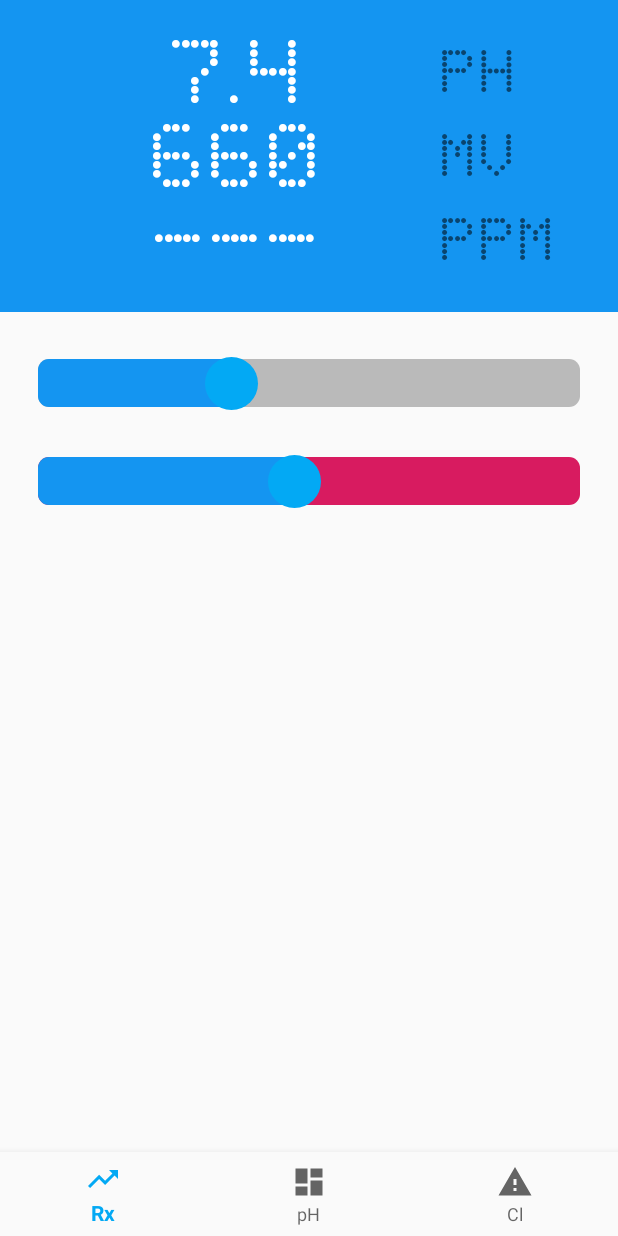
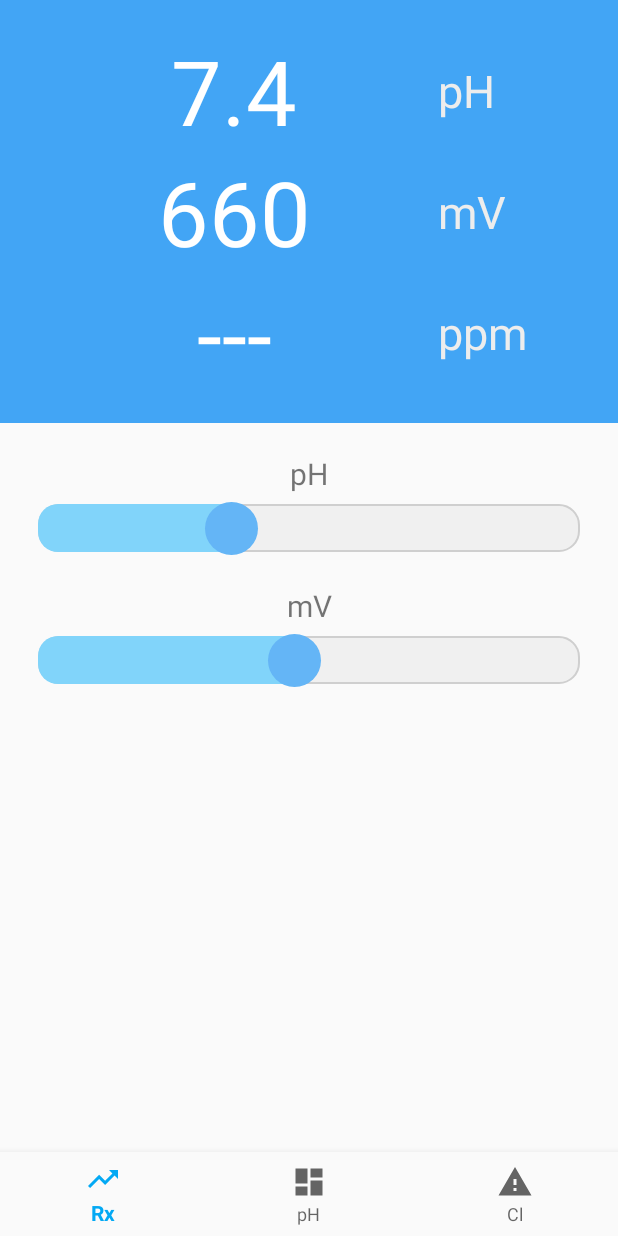
Before and after one commit to tserhii-gh/poolcalc, an Android app: the screen it shows after launch (MainActivity), on a phone screen of 412 x 824 dp. Run offline under Robolectric (Android 15) with nearby library versions, the phone set to English and light mode, and no system bars; our stand-ins replace navigation-ui; 3 statements that could not run were skipped.

Commit message:
code reformat

```diff
--- a/app/src/main/res/drawable/progress_drawable.xml
+++ b/app/src/main/res/drawable/progress_drawable.xml
@@ -1,21 +1,36 @@
 <?xml version="1.0" encoding="utf-8"?>
 <layer-list xmlns:android="http://schemas.android.com/apk/res/android">
     <item android:id="@android:id/background">
-        <shape>
-            <solid
-                android:color="#bababa"/>
-            <size
-                android:height="13dp"
-                android:width="13dp" />
-            <corners android:radius="7dp" />
+        <shape android:shape="rectangle">
+            <stroke android:width="1dp"
+                android:color="#CFCFCF"/>
+            <corners android:radius="13dp"/>
+            <solid android:color="#F0F0F0"/>
         </shape>
+
+<!--        <shape>-->
+<!--            <solid-->
+<!--                android:color="#bababa"/>-->
+<!--            <size-->
+<!--                android:height="13dp"-->
+<!--                android:width="13dp" />-->
+<!--            <corners android:radius="13dp" />-->
+<!--        </shape>-->
+<!--        <shape>-->
+<!--            <solid-->
+<!--                android:color="#EBE7E7"/>-->
+<!--            <size-->
+<!--                android:height="10dp"-->
+<!--                android:width="10dp" />-->
+<!--            <corners android:radius="10dp" />-->
+<!--        </shape>-->
     </item>
     <item android:id="@android:id/progress">
         <clip>
             <shape>
                 <solid
-                    android:color="@color/colorPrimaryDark"/>
-                <corners android:radius="7dp" />
+                    android:color="#81D4FA"/>
+                <corners android:radius="13dp" />
             </shape>
         </clip>
     </item>
--- a/app/src/main/res/drawable/rx_gradient.xml
+++ /dev/null
@@ -1,12 +0,0 @@
-<?xml version="1.0" encoding="utf-8"?>
-<selector xmlns:android="http://schemas.android.com/apk/res/android">
-<item>
-    <shape>
-        <gradient
-            android:angle="90"
-            android:startColor="#00FFFFFF"
-            android:endColor="@color/colorPrimaryDark"
-            android:type="linear"/>
-    </shape>
-</item>
-</selector>
--- a/app/src/main/res/drawable/seekbar_thumb.xml
+++ b/app/src/main/res/drawable/seekbar_thumb.xml
@@ -1,11 +1,12 @@
 <?xml version="1.0" encoding="utf-8"?>
 <shape xmlns:android="http://schemas.android.com/apk/res/android"
-    android:shape="oval" >
-
-    <gradient
-        android:angle="270"
-        android:endColor="@color/colorPrimary"
-        android:startColor="@color/colorPrimary" />
+    android:shape="oval"
+    >
+    <solid android:color="@color/colorThumb"/>
+<!--    <gradient-->
+<!--        android:angle="270"-->
+<!--        android:endColor="@color/colorPrimary"-->
+<!--        android:startColor="@color/colorPrimary" />-->
 
     <size
         android:height="35dp"
--- a/app/src/main/res/font/lds_ff.xml
+++ /dev/null
@@ -1,8 +0,0 @@
-<?xml version="1.0" encoding="utf-8"?>
-<font-family xmlns:android="http://schemas.android.com/apk/res/android">
-    <font
-        android:fontStyle="normal"
-        android:fontWeight="400"
-        android:font="@font/lds"
-        />
-</font-family>
--- a/app/src/main/res/layout/fragment_redox.xml
+++ b/app/src/main/res/layout/fragment_redox.xml
@@ -9,7 +9,7 @@
     <LinearLayout
         android:layout_width="match_parent"
         android:layout_height="wrap_content"
-        android:background="@color/colorPrimaryDark"
+        android:background="@color/colorLED"
         android:orientation="horizontal"
         android:padding="20dp">
 
@@ -36,20 +36,19 @@
                     android:layout_width="0dp"
                     android:layout_height="wrap_content"
                     android:layout_weight="1"
-                    android:fontFamily="@font/led_matrix"
                     android:text="@string/not_av"
                     android:textAlignment="center"
-                    android:textColor="@android:color/white"
-                    android:textSize="60sp" />
+                    android:textColor="@color/colorPh"
+                    android:textSize="60sp"/>
 
                 <TextView
                     android:id="@+id/suff_ph"
                     android:layout_width="100dp"
                     android:layout_height="match_parent"
-                    android:fontFamily="@font/led_matrix"
                     android:gravity="center_vertical"
                     android:text="@string/title_ph"
-                    android:textSize="40sp" />
+                    android:textColor="@color/colorUnits"
+                    android:textSize="30sp" />
             </LinearLayout>
 
             <LinearLayout
@@ -69,20 +68,19 @@
                     android:layout_width="0dp"
                     android:layout_height="wrap_content"
                     android:layout_weight="1"
-                    android:fontFamily="@font/led_matrix"
                     android:text="@string/not_av"
                     android:textAlignment="center"
-                    android:textColor="@android:color/white"
+                    android:textColor="@color/colorRx"
                     android:textSize="60sp" />
 
                 <TextView
                     android:id="@+id/suff_redox"
                     android:layout_width="100dp"
                     android:layout_height="match_parent"
-                    android:fontFamily="@font/led_matrix"
                     android:gravity="center_vertical"
                     android:text="@string/unit_redox"
-                    android:textSize="40sp" />
+                    android:textColor="@color/colorUnits"
+                    android:textSize="30sp" />
             </LinearLayout>
 
             <LinearLayout
@@ -101,29 +99,36 @@
                     android:layout_width="0dp"
                     android:layout_height="wrap_content"
                     android:layout_weight="1"
-                    android:fontFamily="@font/led_matrix"
                     android:text="@string/not_av"
                     android:textAlignment="center"
-                    android:textColor="@android:color/white"
+                    android:textColor="@color/colorCl"
                     android:textSize="60sp" />
 
                 <TextView
                     android:id="@+id/suff_chlorine"
                     android:layout_width="100dp"
                     android:layout_height="match_parent"
-                    android:fontFamily="@font/led_matrix"
                     android:gravity="center_vertical"
                     android:text="@string/unit_chlorine"
-                    android:textSize="40sp" />
+                    android:textColor="@color/colorUnits"
+                    android:textSize="30sp" />
             </LinearLayout>
         </LinearLayout>
     </LinearLayout>
+
+    <TextView
+        android:layout_width="match_parent"
+        android:layout_height="wrap_content"
+        android:paddingTop="20dp"
+        android:text="@string/title_ph"
+        android:textAlignment="center"
+        android:textSize="20sp" />
 
     <SeekBar
         android:id="@+id/ph_level"
         android:layout_width="match_parent"
         android:layout_height="wrap_content"
-        android:layout_marginTop="30dp"
+        android:layout_marginTop="5dp"
         android:max="14"
         android:paddingStart="25dp"
         android:paddingEnd="25dp"
@@ -132,19 +137,25 @@
         android:splitTrack="false"
         android:thumb="@drawable/seekbar_thumb" />
 
+    <TextView
+        android:layout_width="match_parent"
+        android:layout_height="wrap_content"
+        android:paddingTop="20dp"
+        android:text="@string/unit_redox"
+        android:textAlignment="center"
+        android:textSize="20sp" />
+
     <SeekBar
         android:id="@+id/rx_level"
         android:layout_width="match_parent"
         android:layout_height="wrap_content"
-        android:layout_marginTop="30dp"
+        android:layout_marginTop="5dp"
         android:max="380"
         android:paddingStart="25dp"
         android:paddingEnd="25dp"
         android:progress="180"
-        android:progressBackgroundTint="@color/colorAccent"
         android:progressDrawable="@drawable/progress_drawable"
         android:splitTrack="false"
         android:thumb="@drawable/seekbar_thumb" />
 
-
 </LinearLayout>
--- a/app/src/main/res/values/colors.xml
+++ b/app/src/main/res/values/colors.xml
@@ -1,6 +1,12 @@
 <?xml version="1.0" encoding="utf-8"?>
 <resources>
+    <color name="colorLED">#42A5F5</color>
     <color name="colorPrimary">#03A9F4</color>
-    <color name="colorPrimaryDark">#1495F1</color>
+    <color name="colorProgressBar">#2196F3</color>
+    <color name="colorThumb">#64B5F6</color>
     <color name="colorAccent">#D81B60</color>
+    <color name="colorUnits">#ededed</color>
+    <color name="colorPh">#FFFFFF</color>
+    <color name="colorRx">#FFFFFF</color>
+    <color name="colorCl">#FFFFFF</color>
 </resources>
--- a/app/src/main/res/values/styles.xml
+++ b/app/src/main/res/values/styles.xml
@@ -4,8 +4,14 @@
     <style name="AppTheme" parent="Theme.AppCompat.Light.NoActionBar">
         <!-- Customize your theme here. -->
         <item name="colorPrimary">@color/colorPrimary</item>
-        <item name="colorPrimaryDark">@color/colorPrimaryDark</item>
+        <item name="colorPrimaryDark">@color/colorLED</item>
         <item name="colorAccent">@color/colorAccent</item>
+    </style>
+    <style name="pHTextWithShadow" parent="@android:style/TextAppearance">
+        <item name="android:shadowDx">0.0</item>
+        <item name="android:shadowDy">0.0</item>
+        <item name="android:shadowRadius">5.0</item>
+        <item name="android:shadowColor">@color/colorPh</item>
     </style>
 
 </resources>
```
Also changed, not shown: app/src/main/java/org/uzvermode/poolcalc/ui/redox/RedoxFragment.kt (+13 -0 lines), app/src/main/res/font/lds.ttf (deleted).
